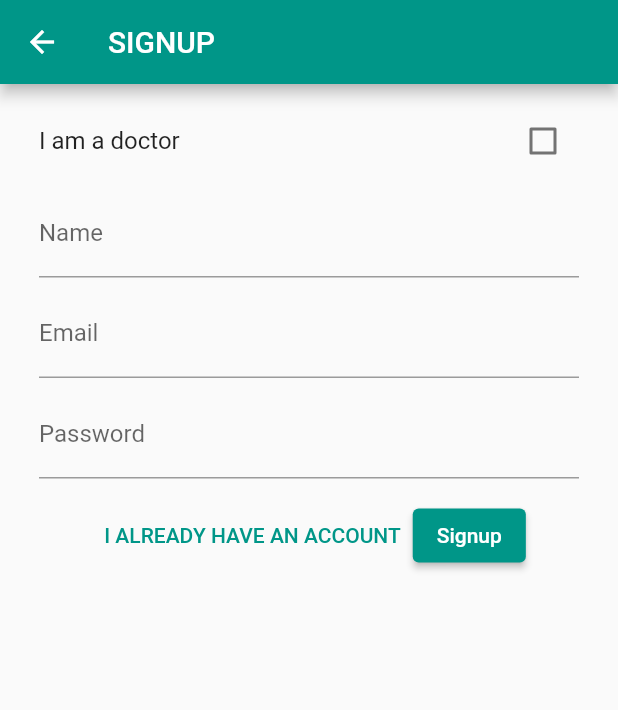
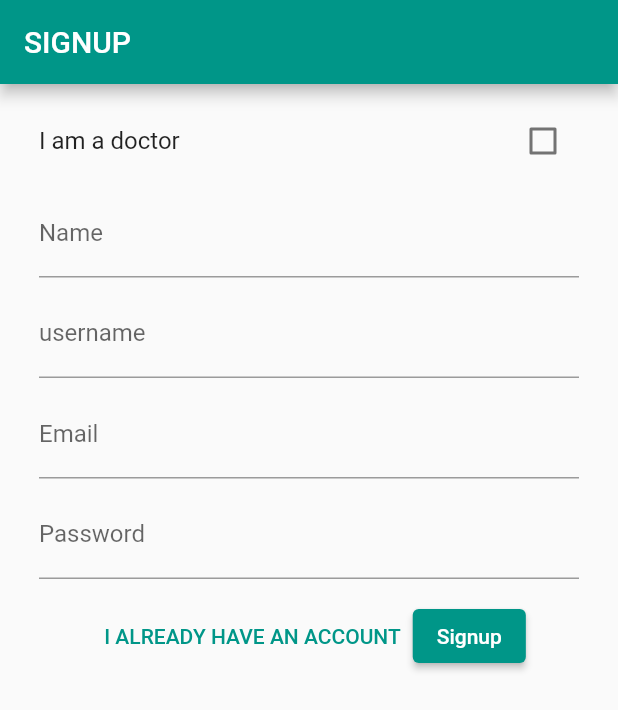
Before and after one commit to SaeedAllGray/Avicenna, a Flutter app: the screen it shows after launch, after a tap on "I AM A NEW USER", on a phone screen of 412 x 824 dp. Shown: the top 710 px of the screen. Run offline on Flutter 3.47's test engine with Material 2 defaults, Android fonts, the phone set to English and light mode, and no system bars; our stand-ins replace bloc, dio, equatable, faker, flutter_bloc, pretty_dio_logger and 1 more; missing offline and left inert: add_2_calendar; generated files the repository leaves out were written again.

Commit message:
Implemented the login API.

```diff
--- /dev/null
+++ b/avicenna_app/lib/src/auth/data/providers/auth_api.dart
@@ -0,0 +1,17 @@
+import 'dart:async';
+
+import 'package:avicenna_app/src/constants/api_constant.dart';
+import 'package:pretty_dio_logger/pretty_dio_logger.dart';
+import 'package:dio/dio.dart';
+
+class AuthApi {
+  FutureOr<Response<dynamic>> login(String username, String password) async {
+    Dio dio = Dio();
+    dio.interceptors.add(PrettyDioLogger());
+
+    Response response = await dio.get(
+      '${ApiConstants.baseUrl}login/$username/$password',
+    );
+    return response;
+  }
+}
--- /dev/null
+++ b/avicenna_app/lib/src/auth/data/repo/auth_repository.dart
@@ -0,0 +1,19 @@
+import 'dart:async';
+
+import 'package:avicenna_app/src/auth/data/providers/auth_api.dart';
+
+import 'package:shared_preferences/shared_preferences.dart';
+
+class AuthRepository {
+  final AuthApi _authApi = AuthApi();
+  Future<bool> login(String username, String password) async {
+    try {
+      await _authApi.login(username, password);
+    } catch (e) {
+      return false;
+    }
+    SharedPreferences sharedPreferences = await SharedPreferences.getInstance();
+    sharedPreferences.setBool('is_signed_in', true);
+    return true;
+  }
+}
--- a/avicenna_app/lib/src/auth/presentation/bloc/auth_bloc.dart
+++ b/avicenna_app/lib/src/auth/presentation/bloc/auth_bloc.dart
@@ -1,13 +1,32 @@
+import 'dart:async';
+
+import 'package:avicenna_app/src/auth/data/repo/auth_repository.dart';
 import 'package:bloc/bloc.dart';
 import 'package:equatable/equatable.dart';
+import 'package:uuid/uuid.dart';
 
 part 'auth_event.dart';
 part 'auth_state.dart';
 
 class AuthBloc extends Bloc<AuthEvent, AuthState> {
   AuthBloc() : super(AuthInitialState()) {
-    on<AuthEvent>((event, emit) {
-      // TODO: implement event handler
-    });
+    on<LoginEvent>(_onLoginEvent);
+    on<InputEvent>(_onInputEvent);
+  }
+
+  FutureOr<void> _onLoginEvent(
+      LoginEvent event, Emitter<AuthState> emit) async {
+    emit(AuthInProgress());
+    bool loginSucceed =
+        await AuthRepository().login(event.username, event.password);
+    if (loginSucceed) {
+      emit(AuthSucceedState());
+    } else {
+      emit(AuthFailedState());
+    }
+  }
+
+  FutureOr<void> _onInputEvent(InputEvent event, Emitter<AuthState> emit) {
+    emit(AuthInitialState());
   }
 }
--- a/avicenna_app/lib/src/auth/presentation/bloc/auth_event.dart
+++ b/avicenna_app/lib/src/auth/presentation/bloc/auth_event.dart
@@ -7,6 +7,21 @@ abstract class AuthEvent extends Equatable {
   List<Object> get props => [];
 }
 
-class LoginEvent extends AuthEvent {}
+class InputEvent extends AuthEvent {
+  final String uuid = const Uuid().v4();
+
+  @override
+  List<Object> get props => [uuid];
+}
+
+class LoginEvent extends AuthEvent {
+  final String username;
+  final String password;
+
+  const LoginEvent(this.username, this.password);
+
+  @override
+  List<Object> get props => [username, password];
+}
 
 class SignupEvent extends AuthEvent {}
--- a/avicenna_app/lib/src/auth/presentation/bloc/auth_state.dart
+++ b/avicenna_app/lib/src/auth/presentation/bloc/auth_state.dart
@@ -7,7 +7,14 @@ abstract class AuthState extends Equatable {
   List<Object> get props => [];
 }
 
-class AuthInitialState extends AuthState {}
+class AuthInitialState extends AuthState {
+  final String uuid = const Uuid().v4();
+
+  @override
+  List<Object> get props => [uuid];
+}
+
+class AuthInProgress extends AuthState {}
 
 class AuthSucceedState extends AuthState {}
 
--- a/avicenna_app/lib/src/auth/presentation/pages/login_page.dart
+++ b/avicenna_app/lib/src/auth/presentation/pages/login_page.dart
@@ -1,5 +1,6 @@
 import 'package:avicenna_app/src/auth/presentation/bloc/auth_bloc.dart';
 import 'package:avicenna_app/src/auth/presentation/pages/signup_page.dart';
+import 'package:avicenna_app/src/home/home.dart';
 import 'package:flutter/material.dart';
 import 'package:flutter_bloc/flutter_bloc.dart';
 
@@ -12,12 +13,21 @@ class LoginPage extends StatefulWidget {
 
 class _LoginPageState extends State<LoginPage> {
   final AuthBloc _bloc = AuthBloc();
-  final TextEditingController emailController = TextEditingController();
+  final TextEditingController usernameController = TextEditingController();
   final TextEditingController passwordController = TextEditingController();
 
   @override
   Widget build(BuildContext context) {
-    return BlocBuilder<AuthBloc, AuthState>(
+    return BlocProvider(
+      create: (context) => _bloc,
+      child: BlocListener<AuthBloc, AuthState>(
+          listener: (context, state) {
+            if (state is AuthSucceedState) {
+              Navigator.pushReplacement(context,
+                  MaterialPageRoute(builder: (context) => const HomePage()));
+            }
+          },
+          child: BlocBuilder<AuthBloc, AuthState>(
             bloc: _bloc,
             builder: (context, state) {
               return Scaffold(
@@ -29,30 +39,46 @@ class _LoginPageState extends State<LoginPage> {
                     padding: const EdgeInsets.all(10),
                     child: Column(
                       children: [
-                  TextField(
-                    controller: emailController,
+                        TextFormField(
+                          controller: usernameController,
                           decoration: const InputDecoration(
-                      label: Text('Email'),
+                            label: Text('username'),
                           ),
+                          onChanged: (v) => _bloc.add(InputEvent()),
                         ),
                         TextField(
+                          obscureText: true,
                           controller: passwordController,
-                    decoration: const InputDecoration(label: Text('Password')),
+                          decoration:
+                              const InputDecoration(label: Text('Password')),
+                          onChanged: (v) => _bloc.add(InputEvent()),
                         ),
                         const SizedBox(
                           height: 10,
                         ),
-                  Row(
+                        state is AuthInProgress
+                            ? const Center(
+                                child: CircularProgressIndicator.adaptive(),
+                              )
+                            : Row(
                                 mainAxisAlignment: MainAxisAlignment.center,
                                 children: [
                                   TextButton(
-                          onPressed: () => Navigator.pushReplacement(
+                                      onPressed: () =>
+                                          Navigator.pushReplacement(
                                               context,
                                               MaterialPageRoute(
-                                  builder: (context) => const SignupPage())),
+                                                  builder: (context) =>
+                                                      const SignupPage())),
                                       child: const Text("I AM A NEW USER")),
                                   ElevatedButton(
-                          onPressed: () => _bloc.add(LoginEvent()),
+                                      onPressed: usernameController
+                                                  .text.isNotEmpty &&
+                                              passwordController.text.isNotEmpty
+                                          ? () => _bloc.add(LoginEvent(
+                                              usernameController.text,
+                                              passwordController.text))
+                                          : null,
                                       child: const Text("Login"))
                                 ],
                               )
@@ -62,6 +88,7 @@ class _LoginPageState extends State<LoginPage> {
                 ),
               );
             },
+          )),
     );
   }
 }
--- a/avicenna_app/lib/src/auth/presentation/pages/signup_page.dart
+++ b/avicenna_app/lib/src/auth/presentation/pages/signup_page.dart
@@ -19,6 +19,7 @@ class _SignupPageState extends State<SignupPage> {
   final TextEditingController phoneController = TextEditingController();
   final TextEditingController addressController = TextEditingController();
   final TextEditingController nameController = TextEditingController();
+  final TextEditingController usernameController = TextEditingController();
   final TextEditingController professionController = TextEditingController();
 
   @override
@@ -81,6 +82,13 @@ class _SignupPageState extends State<SignupPage> {
                   ),
                   ListTile(
                     title: TextField(
+                      controller: usernameController,
+                      decoration:
+                          const InputDecoration(label: Text('username')),
+                    ),
+                  ),
+                  ListTile(
+                    title: TextField(
                       controller: emailController,
                       decoration: const InputDecoration(
                         label: Text('Email'),
--- /dev/null
+++ b/avicenna_app/lib/src/constants/api_constant.dart
@@ -0,0 +1,3 @@
+class ApiConstants {
+  static const String baseUrl = 'http://10.211.1.76:8000/api/';
+}
--- a/avicenna_app/lib/src/models/doctor.dart
+++ b/avicenna_app/lib/src/models/doctor.dart
@@ -5,6 +5,7 @@ class Doctor {
   final String phoneNumber;
   final String profession;
   final String address;
+  final String username;
   // TODO: Field for location
   List<DateTime> schedules = [];
 
@@ -15,5 +16,6 @@ class Doctor {
     required this.profession,
     required this.phoneNumber,
     required this.address,
+    required this.username,
   });
 }
--- a/avicenna_app/lib/src/models/patient.dart
+++ b/avicenna_app/lib/src/models/patient.dart
@@ -2,9 +2,12 @@ class Patient {
   final String id;
   final String name;
   final String email;
+  final String username;
+
   List<DateTime> schedules = [];
 
   Patient({
+    required this.username,
     required this.id,
     required this.name,
     required this.email,
--- a/avicenna_app/lib/src/search_tab/data/search_api.dart
+++ b/avicenna_app/lib/src/search_tab/data/search_api.dart
@@ -22,6 +22,7 @@ class SearchApi {
 
     for (int i = 1; i <= 100; i++) {
       Doctor doctor = Doctor(
+        username: faker.person.firstName(),
         id: i.toString(),
         name: 'Dr. ${faker.person.firstName()} ${faker.person.lastName()}',
         email: faker.internet.email(),
--- a/avicenna_app/lib/src/splash/bloc/splash_bloc.dart
+++ b/avicenna_app/lib/src/splash/bloc/splash_bloc.dart
@@ -10,7 +10,7 @@ class SplashBloc extends Bloc<SplashEvent, SplashState> {
   SplashBloc() : super(InitialState()) {
     on<SplashEvent>((event, emit) async {
       final SharedPreferences prefs = await SharedPreferences.getInstance();
-      if (prefs.getString('email') == null) {
+      if (prefs.getBool('is_signed_in') == null) {
         emit(UserDoesNotExistState());
       } else {
         emit(UserExistsState());
--- a/avicenna_app/lib/src/splash/presentation/pages/splash_page.dart
+++ b/avicenna_app/lib/src/splash/presentation/pages/splash_page.dart
@@ -15,10 +15,10 @@ class SplashPage extends StatelessWidget {
       child: BlocListener<SplashBloc, SplashState>(
         listener: (context, state) {
           if (state is UserExistsState) {
-            Navigator.push(context,
+            Navigator.pushReplacement(context,
                 MaterialPageRoute(builder: (context) => const HomePage()));
           } else {
-            Navigator.push(context,
+            Navigator.pushReplacement(context,
                 MaterialPageRoute(builder: (context) => const LoginPage()));
           }
         },
```
Also changed, not shown: avicenna_app/pubspec.yaml (+5 -2 lines), avicenna_app/pubspec.lock, 1 other file. Lines whose indentation alone changed are shown as unchanged.
